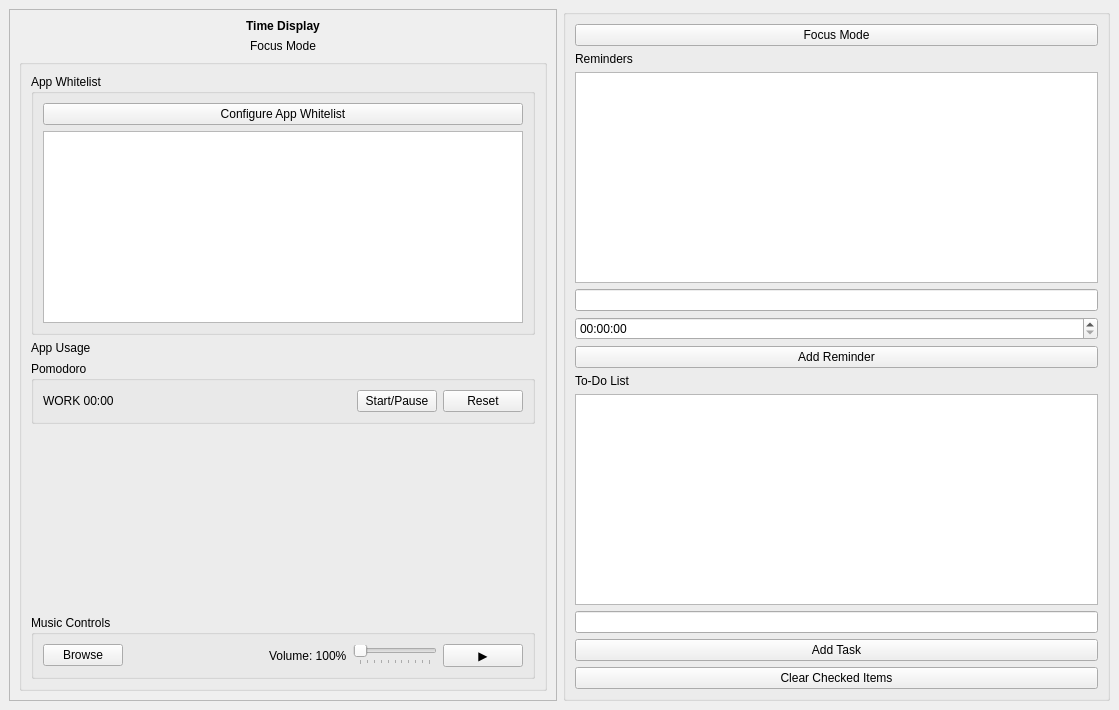
The window that ui/main.ui (Tayzn/HenHacks25) describes before a commit, drawn with Qt 5.
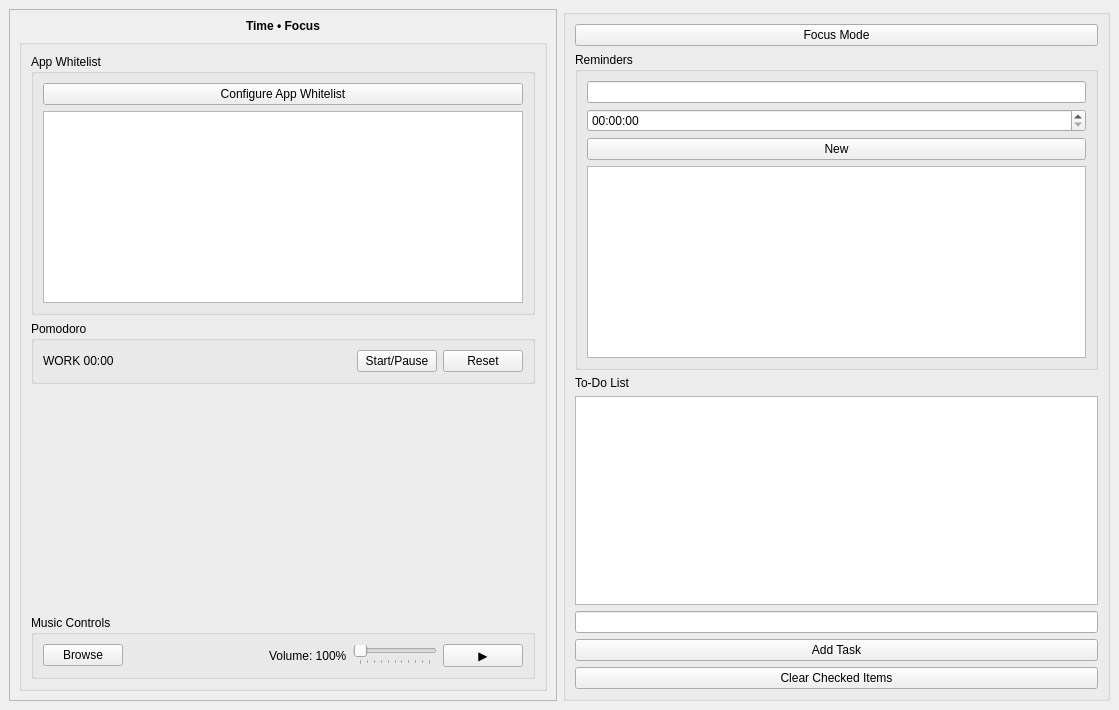
The same window after the commit.

What changed in the file:
```diff
--- a/ui/main.ui
+++ b/ui/main.ui
@@ -33,17 +33,7 @@
           </font>
          </property>
          <property name="text">
-          <string>Time Display</string>
-         </property>
-         <property name="alignment">
-          <set>Qt::AlignCenter</set>
-         </property>
-        </widget>
-       </item>
-       <item>
-        <widget class="QLabel" name="label_3">
-         <property name="text">
-          <string>Focus Mode</string>
+          <string>Time • Focus</string>
          </property>
          <property name="alignment">
           <set>Qt::AlignCenter</set>
@@ -56,13 +46,6 @@
           <string/>
          </property>
          <layout class="QGridLayout" name="gridLayout">
-          <item row="3" column="0">
-           <widget class="QLabel" name="label">
-            <property name="text">
-             <string>App Usage</string>
-            </property>
-           </widget>
-          </item>
           <item row="2" column="0">
            <widget class="QGroupBox" name="appsGroup">
             <property name="title">
@@ -155,7 +138,7 @@
             </layout>
            </widget>
           </item>
-          <item row="9" column="0">
+          <item row="8" column="0">
            <spacer name="verticalSpacer">
             <property name="orientation">
              <enum>Qt::Vertical</enum>
@@ -168,7 +151,7 @@
             </property>
            </spacer>
           </item>
-          <item row="4" column="0">
+          <item row="3" column="0">
            <widget class="QGroupBox" name="groupBox_2">
             <property name="title">
              <string>Pomodoro</string>
@@ -231,15 +214,11 @@
         </widget>
        </item>
        <item>
-        <widget class="QLabel" name="label_2">
-         <property name="text">
+        <widget class="QGroupBox" name="groupBox">
+         <property name="title">
           <string>Reminders</string>
          </property>
-        </widget>
-       </item>
-       <item>
-        <widget class="QListWidget" name="reminderList"/>
-       </item>
+         <layout class="QVBoxLayout" name="verticalLayout_3">
        <item>
         <widget class="QLineEdit" name="reminderInput"/>
        </item>
@@ -249,8 +228,14 @@
        <item>
         <widget class="QPushButton" name="addReminderButton">
          <property name="text">
-          <string>Add Reminder</string>
-         </property>
+             <string>New</string>
+            </property>
+           </widget>
+          </item>
+          <item>
+           <widget class="QListWidget" name="reminderList"/>
+          </item>
+         </layout>
         </widget>
        </item>
        <item>
```
Left out of the diff: 2 changed lines with no effect on the pictures. Lines whose indentation alone changed are shown as unchanged.
